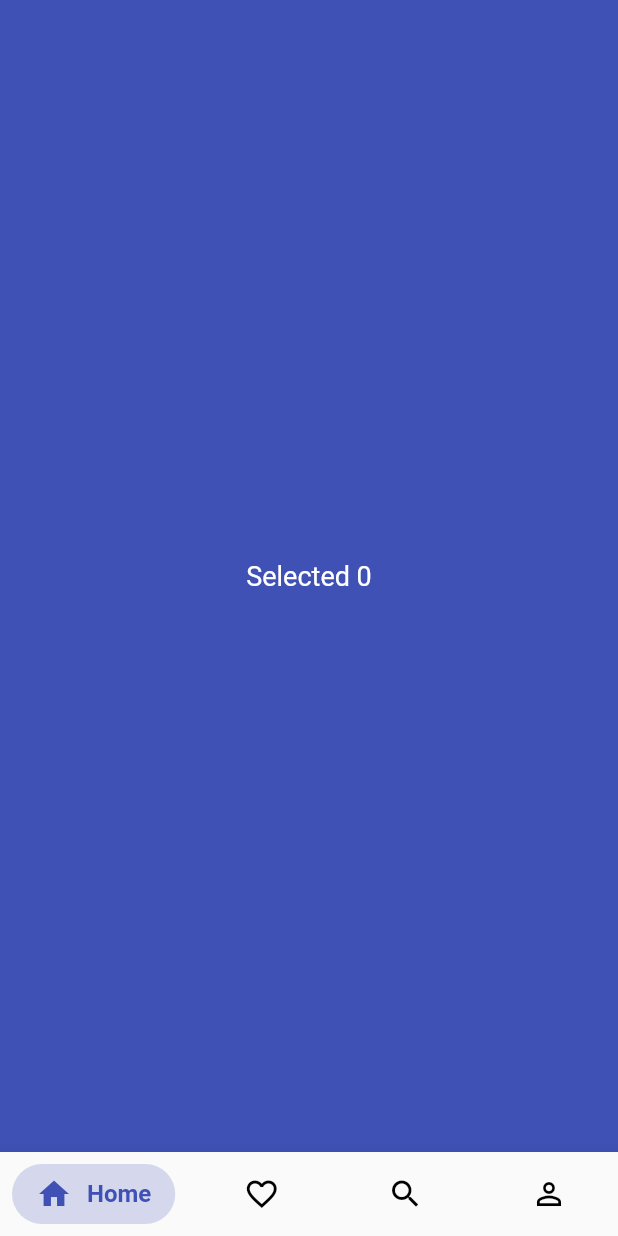
After one commit to lohanidamodar/flutter_animation_experiments, a Flutter app: the AnimationFive screen opened by its route, on a phone screen of 412 x 824 dp. The commit adds this screen. Run offline on Flutter 3.47's test engine with Material 2 defaults, Android fonts, the phone set to English and light mode, and no system bars.

Commit message:
animated bottom navigation bar

```diff
--- /dev/null
+++ b/lib/anim5.dart
@@ -0,0 +1,133 @@
+//animated bottom bar
+import 'package:flutter/material.dart';
+
+class AnimationFive extends StatefulWidget {
+  final List<BarItem> items  = [
+    BarItem(icon: Icons.home,title: "Home", color: Colors.indigo),
+    BarItem(icon: Icons.favorite_border,title: "Likes", color: Colors.pinkAccent),
+    BarItem(icon: Icons.search,title: "Search", color: Colors.yellow.shade900),
+    BarItem(icon: Icons.person_outline,title: "Profile", color: Colors.teal),
+  ];
+  @override
+  _AnimationFiveState createState() => _AnimationFiveState();
+}
+
+class _AnimationFiveState extends State<AnimationFive> {
+  int selectedIndex = 0;
+
+  @override
+  Widget build(BuildContext context){
+    return Scaffold(
+      body: AnimatedContainer(
+        duration: Duration(milliseconds: 300),
+        color: widget.items[selectedIndex].color,
+        child: Center(
+          child: Text("Selected $selectedIndex", style: TextStyle(
+            color: Colors.white,
+            fontSize: 18.0
+          ),),
+        ),
+      ),
+      bottomNavigationBar: AnimatedBottomBar(
+        items: widget.items,
+        animationDuration: const Duration(milliseconds: 200),
+        onBarTap: (index) {
+          setState(() {
+            selectedIndex = index;
+          });
+        }
+      ),
+    );
+  }
+}
+
+class AnimatedBottomBar extends StatefulWidget {
+  final List<BarItem> items;
+  final Duration animationDuration;
+  final void Function(int) onBarTap;
+  const AnimatedBottomBar({Key key, this.items, this.animationDuration = const Duration(milliseconds: 500), this.onBarTap}) : super(key: key);
+  @override
+  _AnimatedBottomBarState createState() => _AnimatedBottomBarState();
+}
+
+class _AnimatedBottomBarState extends State<AnimatedBottomBar>
+    with TickerProviderStateMixin {
+  AnimationController _controller;
+  int selectedIndex = 0;
+
+  @override
+  void initState() {
+    super.initState();
+    _controller = AnimationController(vsync: this);
+  }
+
+  @override
+  void dispose() {
+    super.dispose();
+    _controller.dispose();
+  }
+
+  @override
+  Widget build(BuildContext context) {
+    return Material(
+      elevation: 10,
+      child: Padding(
+        padding: const EdgeInsets.all(8.0),
+        child: Row(
+          mainAxisSize: MainAxisSize.max,
+          mainAxisAlignment: MainAxisAlignment.spaceBetween,
+          children: _buildBarItems(),
+        ),
+      ),
+
+    );
+  }
+
+  List<Widget> _buildBarItems() {
+    return widget.items.map((item) {
+      int index = widget.items.indexOf(item);
+      bool isSelected = index == selectedIndex;
+      return InkWell(
+        splashColor: Colors.transparent,
+        onTap: () {
+          setState(() {
+            selectedIndex = index;
+          });
+          widget.onBarTap(index);
+        },
+        child: AnimatedContainer(
+          padding: const EdgeInsets.symmetric(vertical: 8.0, horizontal: 16.0,),
+          decoration: BoxDecoration(
+            color: isSelected ? item.color.withOpacity(0.2) : Colors.transparent,
+            borderRadius: BorderRadius.circular(30.0),
+          ),
+          duration: widget.animationDuration,
+          child: Row(
+          children: <Widget>[
+            Icon(item.icon, color: isSelected ? item.color : Colors.black,),
+            const SizedBox(width: 10.0),
+            AnimatedSize(
+              vsync: this,
+              curve: Curves.easeIn,
+              duration: widget.animationDuration,
+              child: Text(isSelected ? item.title : "", style: TextStyle(
+                color: item.color,
+                fontSize: 16.0,
+                fontWeight: FontWeight.w600
+              ),),
+            )
+          ],
+      ),
+        ));
+    }).toList();
+  }
+}
+
+
+class BarItem {
+  final String title;
+  final IconData icon;
+  final Color color;
+
+  BarItem({this.title,this.icon, this.color});
+}
--- a/lib/home.dart
+++ b/lib/home.dart
@@ -30,6 +30,10 @@ class HomePage extends StatelessWidget {
               onPressed: () => Navigator.pushNamed(context, 'anim4'),
               child: Text("4. Animated builder"),
             ),
+            RaisedButton(
+              onPressed: () => Navigator.pushNamed(context, 'anim5'),
+              child: Text("5. Animated bottom bar"),
+            ),
           ],
         ),
       ),
--- a/lib/main.dart
+++ b/lib/main.dart
@@ -1,6 +1,7 @@
 import 'package:animationtest/anim1.dart';
 import 'package:animationtest/anim2.dart';
 import 'package:animationtest/anim3.dart';
+import 'package:animationtest/anim5.dart';
 import 'package:flutter/material.dart';
 
 import 'anim4.dart';
@@ -22,6 +23,7 @@ class MyApp extends StatelessWidget {
         'anim2' : (_) => AnimationTwo(),
         'anim3' : (_) => AnimationThree(),
         'anim4' : (_) => AnimationFour(),
+        'anim5' : (_) => AnimationFive(),
       },
     );
   }
--- a/pubspec.yaml
+++ b/pubspec.yaml
@@ -4,7 +4,7 @@ description: A new Flutter project.
 version: 1.0.0+1
 
 environment:
-  sdk: ">=2.1.0 <3.0.0"
+  sdk: ">=2.2.2 <3.0.0"
 
 dependencies:
   flutter:
```
